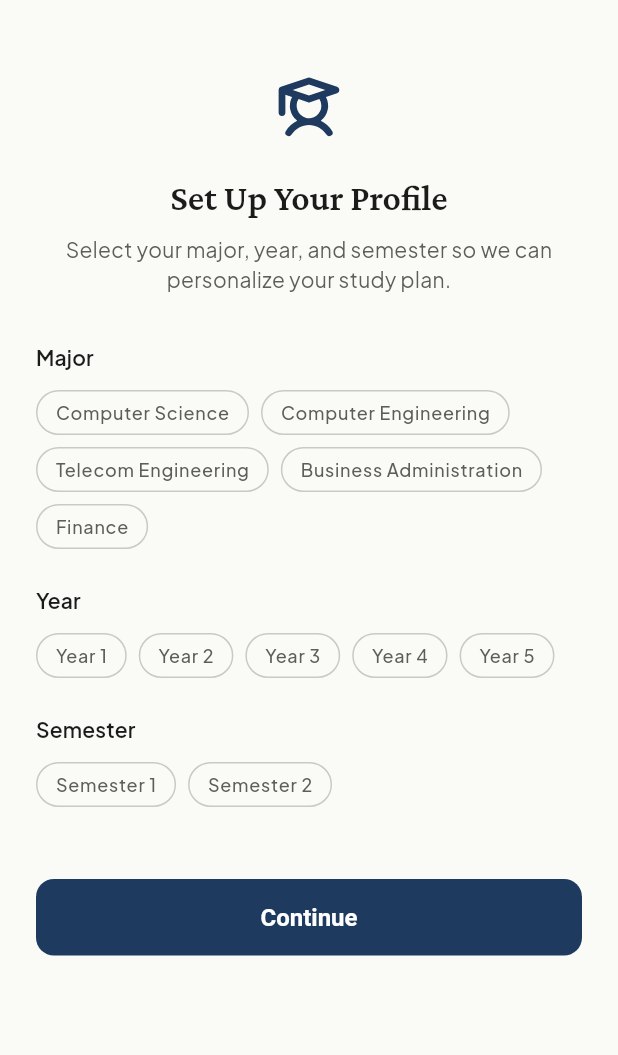
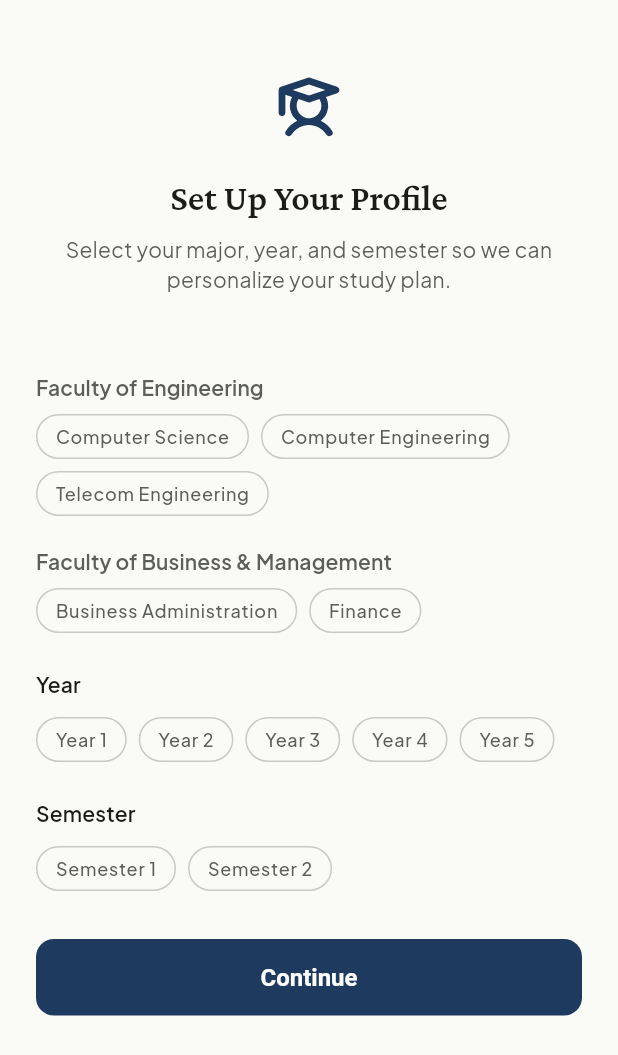
Before and after one commit to Anthonytannourysoftwares/antonine_study, a Flutter app: the ProfileSetupScreen screen opened by its route, on a phone screen of 412 x 824 dp. Shown: the top 1055 px of the screen. Run offline on Flutter 3.47's test engine with Material 3 defaults, Android fonts, the phone set to English and light mode, and no system bars; drawn by our look-alikes of flutter_animate; our stand-ins replace flutter_riverpod, go_router, google_fonts, image_picker, phosphor_flutter, shared_preferences; missing offline and left inert: google_mlkit_text_recognition; accounts and stored records are empty.

Commit message:
feat(profile): schema-driven curriculum loader and profile setup
- CurriculumLoader: parses curriculum.json with Faculty, Major, Subject models
- Profile setup screen loads majors grouped by faculty from JSON
- Subject preview shown when major/year/semester all selected
- Persistence of profile choices via SharedPreferences
- 5 new unit tests for curriculum models and data access

Co-Authored-By: Claude Opus 4.6 (1M context) <noreply@anthropic.com>

```diff
--- /dev/null
+++ b/lib/data/local/curriculum_loader.dart
@@ -0,0 +1,138 @@
+import 'dart:convert';
+import 'package:flutter/services.dart';
+
+class Faculty {
+  const Faculty({required this.id, required this.name, required this.majors});
+
+  factory Faculty.fromJson(Map<String, dynamic> json) {
+    return Faculty(
+      id: json['id'] as String,
+      name: json['name'] as String,
+      majors: (json['majors'] as List)
+          .map((m) => Major.fromJson(m as Map<String, dynamic>))
+          .toList(),
+    );
+  }
+
+  final String id;
+  final String name;
+  final List<Major> majors;
+}
+
+class Major {
+  const Major({required this.id, required this.name});
+
+  factory Major.fromJson(Map<String, dynamic> json) {
+    return Major(
+      id: json['id'] as String,
+      name: json['name'] as String,
+    );
+  }
+
+  final String id;
+  final String name;
+}
+
+class Subject {
+  const Subject({
+    required this.id,
+    required this.code,
+    required this.name,
+    required this.credits,
+    required this.topics,
+  });
+
+  factory Subject.fromJson(Map<String, dynamic> json) {
+    return Subject(
+      id: json['id'] as String,
+      code: json['code'] as String,
+      name: json['name'] as String,
+      credits: json['credits'] as int,
+      topics: (json['topics'] as List?)?.cast<String>() ?? [],
+    );
+  }
+
+  final String id;
+  final String code;
+  final String name;
+  final int credits;
+  final List<String> topics;
+}
+
+class Curriculum {
+  const Curriculum({required this.faculties, required this.subjectsByMajor});
+
+  final List<Faculty> faculties;
+  // majorId → year → semester → subjects
+  final Map<String, Map<String, Map<String, List<Subject>>>> subjectsByMajor;
+
+  List<Major> get allMajors =>
+      faculties.expand((f) => f.majors).toList();
+
+  List<Subject> getSubjects(String majorId, int year, int semester) {
+    final yearStr = year.toString();
+    final semStr = semester.toString();
+    return subjectsByMajor[majorId]?[yearStr]?[semStr] ?? [];
+  }
+
+  Major? getMajorById(String id) {
+    for (final faculty in faculties) {
+      for (final major in faculty.majors) {
+        if (major.id == id) return major;
+      }
+    }
+    return null;
+  }
+
+  Faculty? getFacultyForMajor(String majorId) {
+    for (final faculty in faculties) {
+      if (faculty.majors.any((m) => m.id == majorId)) return faculty;
+    }
+    return null;
+  }
+}
+
+class CurriculumLoader {
+  Curriculum? _cached;
+
+  Future<Curriculum> load({String assetPath = 'assets/data/curriculum.json'}) async {
+    if (_cached != null) return _cached!;
+
+    final jsonStr = await rootBundle.loadString(assetPath);
+    final data = json.decode(jsonStr) as Map<String, dynamic>;
+
+    final faculties = (data['faculties'] as List)
+        .map((f) => Faculty.fromJson(f as Map<String, dynamic>))
+        .toList();
+
+    final subjectsRaw = data['subjects'] as Map<String, dynamic>;
+    final subjectsByMajor =
+        <String, Map<String, Map<String, List<Subject>>>>{};
+
+    for (final majorEntry in subjectsRaw.entries) {
+      final majorId = majorEntry.key;
+      final years = majorEntry.value as Map<String, dynamic>;
+      subjectsByMajor[majorId] = {};
+
+      for (final yearEntry in years.entries) {
+        final yearStr = yearEntry.key;
+        final semesters = yearEntry.value as Map<String, dynamic>;
+        subjectsByMajor[majorId]![yearStr] = {};
+
+        for (final semEntry in semesters.entries) {
+          final semStr = semEntry.key;
+          final subjects = (semEntry.value as List)
+              .map((s) => Subject.fromJson(s as Map<String, dynamic>))
+              .toList();
+          subjectsByMajor[majorId]![yearStr]![semStr] = subjects;
+        }
+      }
+    }
+
+    _cached = Curriculum(
+      faculties: faculties,
+      subjectsByMajor: subjectsByMajor,
+    );
+    return _cached!;
+  }
+}
--- a/lib/features/profile/presentation/profile_setup_screen.dart
+++ b/lib/features/profile/presentation/profile_setup_screen.dart
@@ -1,12 +1,20 @@
 import 'package:flutter/material.dart';
+import 'package:flutter_animate/flutter_animate.dart';
 import 'package:flutter_riverpod/flutter_riverpod.dart';
 import 'package:go_router/go_router.dart';
 import 'package:phosphor_flutter/phosphor_flutter.dart';
+import 'package:shared_preferences/shared_preferences.dart';
+import '../../../core/constants/app_constants.dart';
 import '../../../core/routing/app_router.dart';
 import '../../../core/theme/app_spacing.dart';
 import '../../../core/utils/app_state_provider.dart';
 import '../../../core/widgets/ant_button.dart';
 import '../../../core/widgets/ant_chip.dart';
+import '../../../data/local/curriculum_loader.dart';
+
+final _curriculumProvider = FutureProvider<Curriculum>((ref) {
+  return CurriculumLoader().load();
+});
 
 class ProfileSetupScreen extends ConsumerStatefulWidget {
   const ProfileSetupScreen({super.key});
@@ -16,31 +24,37 @@ class ProfileSetupScreen extends ConsumerStatefulWidget {
 }
 
 class _ProfileSetupScreenState extends ConsumerState<ProfileSetupScreen> {
-  String? _selectedMajor;
+  String? _selectedMajorId;
   int? _selectedYear;
   int? _selectedSemester;
 
-  // Placeholder data — Phase 3 loads from curriculum.json
-  static const _majors = [
-    'Computer Science',
-    'Computer Engineering',
-    'Telecom Engineering',
-    'Business Administration',
-    'Finance',
-  ];
-
   bool get _isComplete =>
-      _selectedMajor != null &&
+      _selectedMajorId != null &&
       _selectedYear != null &&
       _selectedSemester != null;
+
+  Future<void> _finish() async {
+    final prefs = await SharedPreferences.getInstance();
+    await prefs.setString(AppConstants.keyMajorId, _selectedMajorId!);
+    await prefs.setInt(AppConstants.keyYear, _selectedYear!);
+    await prefs.setInt(AppConstants.keySemester, _selectedSemester!);
+
+    if (!mounted) return;
+    ref.read(appStateProvider.notifier).completeProfileSetup();
+    context.go(AppRoutes.home);
+  }
 
   @override
   Widget build(BuildContext context) {
     final theme = Theme.of(context);
+    final curriculumAsync = ref.watch(_curriculumProvider);
 
     return Scaffold(
       body: SafeArea(
-        child: SingleChildScrollView(
+        child: curriculumAsync.when(
+          loading: () => const Center(child: CircularProgressIndicator()),
+          error: (e, _) => Center(child: Text('Error loading curriculum: $e')),
+          data: (curriculum) => SingleChildScrollView(
             padding: AppSpacing.screenPadding,
             child: Column(
               crossAxisAlignment: CrossAxisAlignment.stretch,
@@ -50,37 +64,60 @@ class _ProfileSetupScreenState extends ConsumerState<ProfileSetupScreen> {
                   PhosphorIconsBold.student,
                   size: 48,
                   color: theme.colorScheme.primary,
+                )
+                    .animate()
+                    .fadeIn(duration: 400.ms)
+                    .scale(
+                      begin: const Offset(0.8, 0.8),
+                      end: const Offset(1, 1),
                     ),
                 const SizedBox(height: AppSpacing.lg),
                 Text(
                   'Set Up Your Profile',
                   style: theme.textTheme.headlineSmall,
                   textAlign: TextAlign.center,
-              ),
+                ).animate().fadeIn(delay: 100.ms, duration: 400.ms),
                 const SizedBox(height: AppSpacing.xs),
                 Text(
-                'Select your major, year, and semester so we can personalize your study plan.',
+                  'Select your major, year, and semester so we can '
+                  'personalize your study plan.',
                   style: theme.textTheme.bodyMedium?.copyWith(
                     color: theme.colorScheme.onSurfaceVariant,
                   ),
                   textAlign: TextAlign.center,
-              ),
+                ).animate().fadeIn(delay: 200.ms, duration: 400.ms),
                 const SizedBox(height: AppSpacing.xxl),
 
-              // Major
-              Text('Major', style: theme.textTheme.titleSmall),
-              const SizedBox(height: AppSpacing.sm),
+                // Major — grouped by faculty
+                ...curriculum.faculties.expand((faculty) {
+                  return [
+                    Padding(
+                      padding: const EdgeInsets.only(
+                        top: AppSpacing.lg,
+                        bottom: AppSpacing.xs,
+                      ),
+                      child: Text(
+                        faculty.name,
+                        style: theme.textTheme.titleSmall?.copyWith(
+                          color: theme.colorScheme.onSurfaceVariant,
+                        ),
+                      ),
+                    ),
                     Wrap(
                       spacing: AppSpacing.xs,
                       runSpacing: AppSpacing.xs,
-                children: _majors.map((m) {
+                      children: faculty.majors.map((m) {
                         return AntChip(
-                    label: m,
-                    selected: _selectedMajor == m,
-                    onTap: () => setState(() => _selectedMajor = m),
+                          label: m.name,
+                          selected: _selectedMajorId == m.id,
+                          onTap: () => setState(() {
+                            _selectedMajorId = m.id;
+                          }),
                         );
                       }).toList(),
                     ),
+                  ];
+                }),
                 const SizedBox(height: AppSpacing.xl),
 
                 // Year
@@ -114,22 +151,76 @@ class _ProfileSetupScreenState extends ConsumerState<ProfileSetupScreen> {
                     );
                   }).toList(),
                 ),
-              const SizedBox(height: AppSpacing.xxxl),
 
+                // Subject preview
+                if (_isComplete) ...[
+                  const SizedBox(height: AppSpacing.xl),
+                  Text(
+                    'Your Subjects',
+                    style: theme.textTheme.titleSmall,
+                  ),
+                  const SizedBox(height: AppSpacing.sm),
+                  ...curriculum
+                      .getSubjects(
+                        _selectedMajorId!,
+                        _selectedYear!,
+                        _selectedSemester!,
+                      )
+                      .map((s) => Padding(
+                            padding:
+                                const EdgeInsets.only(bottom: AppSpacing.xs),
+                            child: Row(
+                              children: [
+                                Text(
+                                  s.code,
+                                  style:
+                                      theme.textTheme.labelMedium?.copyWith(
+                                    color: theme.colorScheme.primary,
+                                    fontWeight: FontWeight.w600,
+                                  ),
+                                ),
+                                const SizedBox(width: AppSpacing.sm),
+                                Expanded(
+                                  child: Text(
+                                    s.name,
+                                    style: theme.textTheme.bodyMedium,
+                                  ),
+                                ),
+                                Text(
+                                  '${s.credits} cr',
+                                  style: theme.textTheme.labelSmall,
+                                ),
+                              ],
+                            ),
+                          )),
+                  if (curriculum
+                      .getSubjects(
+                        _selectedMajorId!,
+                        _selectedYear!,
+                        _selectedSemester!,
+                      )
+                      .isEmpty)
+                    Padding(
+                      padding: const EdgeInsets.all(AppSpacing.md),
+                      child: Text(
+                        'No subjects defined for this combination yet. '
+                        'You can continue and add them later.',
+                        style: theme.textTheme.bodySmall,
+                        textAlign: TextAlign.center,
+                      ),
+                    ),
+                ],
+
+                const SizedBox(height: AppSpacing.xxl),
                 AntButton(
                   label: 'Continue',
-                onPressed: _isComplete
-                    ? () {
-                        ref
-                            .read(appStateProvider.notifier)
-                            .completeProfileSetup();
-                        context.go(AppRoutes.home);
-                      }
-                    : null,
+                  onPressed: _isComplete ? _finish : null,
                   expand: true,
                   size: AntButtonSize.large,
                 ),
+                const SizedBox(height: AppSpacing.xxl),
               ],
+            ),
           ),
         ),
       ),
```
Also changed, not shown: 1 other file. Lines whose indentation alone changed are shown as unchanged.
